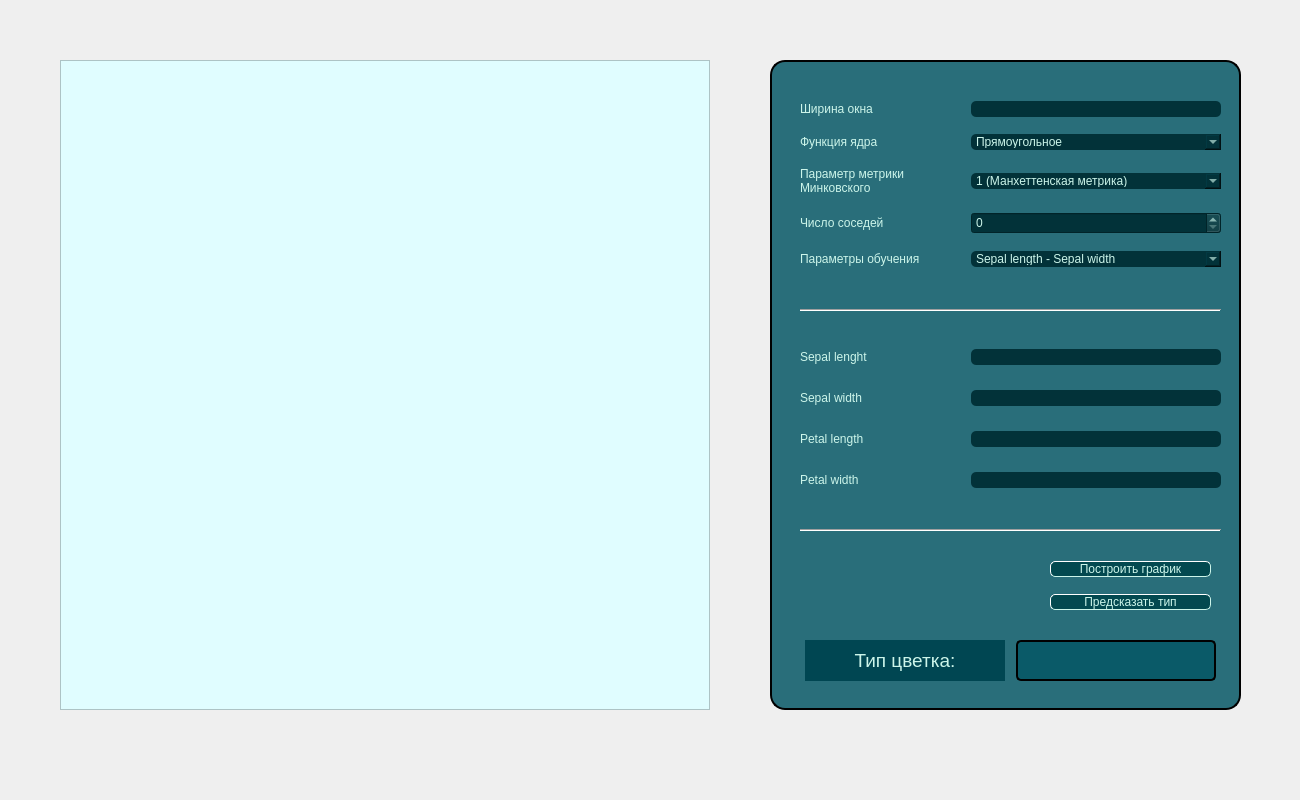
This is mainwindow.ui in EL96cpp/KnnVisualiser as Qt 5 draws it before an edit. The edited form follows.
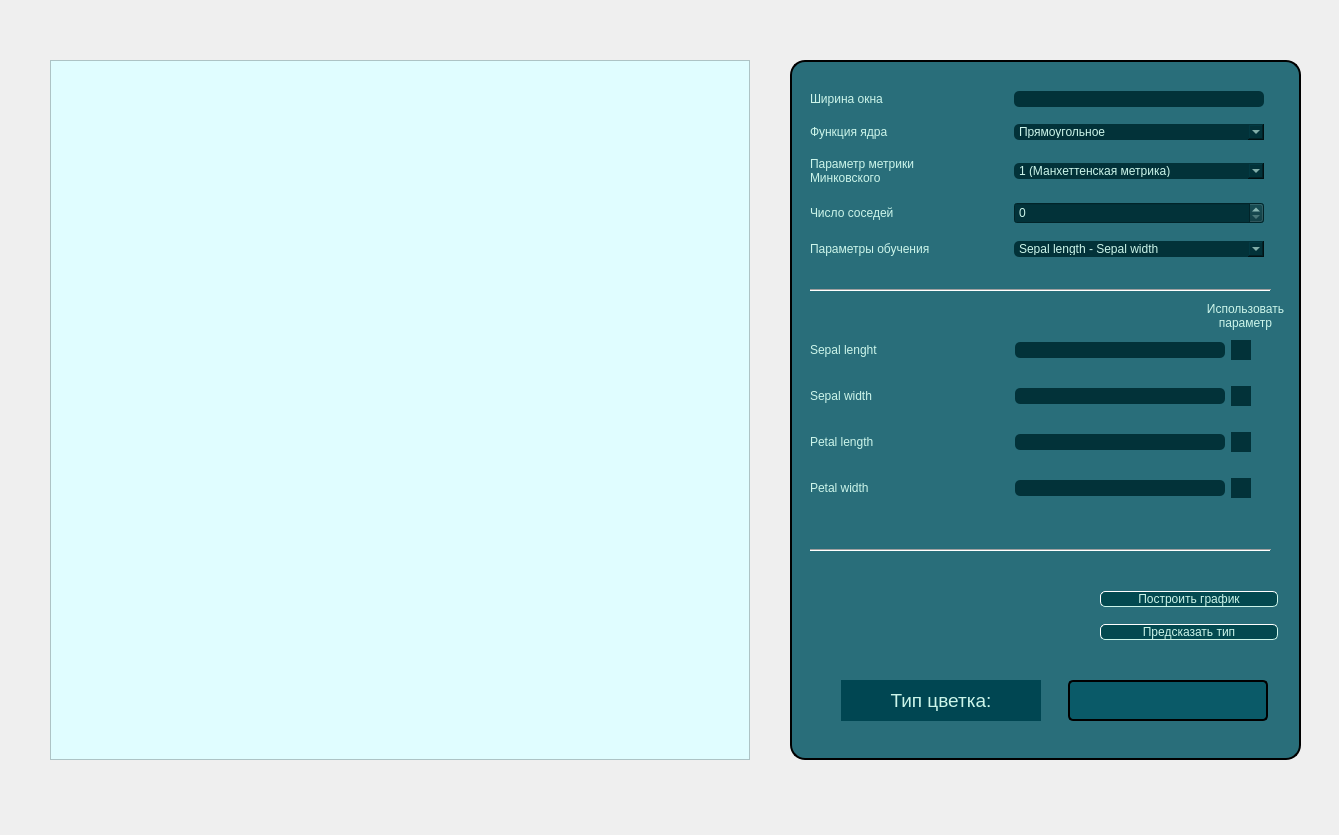
This is the edited form. Icons and pictures are not drawn.

Commit message: Added checkBoxes for every prediction parameter, added check_box_mark.png image for custom checkBox styleSheets

The edit to the form file:
```diff
--- a/mainwindow.ui
+++ b/mainwindow.ui
@@ -6,8 +6,8 @@
    <rect>
     <x>0</x>
     <y>0</y>
-    <width>1300</width>
-    <height>800</height>
+    <width>1339</width>
+    <height>835</height>
    </rect>
   </property>
   <property name="sizePolicy">
@@ -33,10 +33,10 @@
    <widget class="QGroupBox" name="predictionGroupBox">
     <property name="geometry">
      <rect>
-      <x>770</x>
+      <x>790</x>
       <y>60</y>
-      <width>471</width>
-      <height>650</height>
+      <width>511</width>
+      <height>700</height>
      </rect>
     </property>
     <property name="sizePolicy">
@@ -48,13 +48,13 @@
     <property name="minimumSize">
      <size>
       <width>0</width>
-      <height>650</height>
+      <height>700</height>
      </size>
     </property>
     <property name="maximumSize">
      <size>
       <width>16777215</width>
-      <height>650</height>
+      <height>700</height>
      </size>
     </property>
     <property name="styleSheet">
@@ -73,9 +73,9 @@
     <widget class="Line" name="line">
      <property name="geometry">
       <rect>
-       <x>30</x>
-       <y>460</y>
-       <width>421</width>
+       <x>20</x>
+       <y>480</y>
+       <width>461</width>
        <height>20</height>
       </rect>
      </property>
@@ -95,10 +95,10 @@
     <widget class="QWidget" name="layoutWidget">
      <property name="geometry">
       <rect>
-       <x>30</x>
-       <y>270</y>
-       <width>421</width>
-       <height>181</height>
+       <x>20</x>
+       <y>260</y>
+       <width>451</width>
+       <height>201</height>
       </rect>
      </property>
      <layout class="QVBoxLayout" name="verticalLayout">
@@ -125,13 +125,13 @@
           </property>
           <property name="minimumSize">
            <size>
-            <width>250</width>
+            <width>210</width>
             <height>0</height>
            </size>
           </property>
           <property name="maximumSize">
            <size>
-            <width>250</width>
+            <width>210</width>
             <height>16777215</height>
            </size>
           </property>
@@ -143,6 +143,59 @@
           </property>
          </widget>
         </item>
+        <item>
+         <widget class="QCheckBox" name="sepalLengthCheckBox">
+          <property name="sizePolicy">
+           <sizepolicy hsizetype="Fixed" vsizetype="Fixed">
+            <horstretch>0</horstretch>
+            <verstretch>0</verstretch>
+           </sizepolicy>
+          </property>
+          <property name="minimumSize">
+           <size>
+            <width>3</width>
+            <height>3</height>
+           </size>
+          </property>
+          <property name="maximumSize">
+           <size>
+            <width>30</width>
+            <height>16777215</height>
+           </size>
+          </property>
+          <property name="sizeIncrement">
+           <size>
+            <width>30</width>
+            <height>0</height>
+           </size>
+          </property>
+          <property name="toolTip">
+           <string/>
+          </property>
+          <property name="styleSheet">
+           <string notr="true">#sepalLengthCheckBox::indicator::checked {
+	
+	width: 20px;
+	height: 20px;
+	background-color: rgb(2, 50, 57);
+	image: url(&quot;:/check_box_mark.png&quot;);
+
+}
+
+#sepalLengthCheckBox::indicator::unchecked {
+
+	width: 20px;
+	height: 20px;
+	background-color: rgb(2, 50, 57);
+
+}
+</string>
+          </property>
+          <property name="text">
+           <string/>
+          </property>
+         </widget>
+        </item>
        </layout>
       </item>
       <item>
@@ -168,13 +221,13 @@
           </property>
           <property name="minimumSize">
            <size>
-            <width>250</width>
+            <width>210</width>
             <height>0</height>
            </size>
           </property>
           <property name="maximumSize">
            <size>
-            <width>250</width>
+            <width>210</width>
             <height>16777215</height>
            </size>
           </property>
@@ -186,6 +239,58 @@
           </property>
          </widget>
         </item>
+        <item>
+         <widget class="QCheckBox" name="sepalWidthCheckBox">
+          <property name="sizePolicy">
+           <sizepolicy hsizetype="Fixed" vsizetype="Fixed">
+            <horstretch>0</horstretch>
+            <verstretch>0</verstretch>
+           </sizepolicy>
+          </property>
+          <property name="minimumSize">
+           <size>
+            <width>0</width>
+            <height>3</height>
+           </size>
+          </property>
+          <property name="maximumSize">
+           <size>
+            <width>30</width>
+            <height>16777215</height>
+           </size>
+          </property>
+          <property name="sizeIncrement">
+           <size>
+            <width>30</width>
+            <height>0</height>
+           </size>
+          </property>
+          <property name="toolTip">
+           <string/>
+          </property>
+          <property name="styleSheet">
+           <string notr="true">#sepalWidthCheckBox::indicator::unchecked {
+
+	width: 20px;
+	height: 20px;
+	background-color: rgb(2, 50, 57);
+
+}
+
+#sepalWidthCheckBox::indicator::checked {
+
+	width: 20px;
+	height: 20px;
+	background-color: rgb(2, 50, 57);
+	image: url(&quot;:/check_box_mark.png&quot;);
+
+}</string>
+          </property>
+          <property name="text">
+           <string/>
+          </property>
+         </widget>
+        </item>
        </layout>
       </item>
       <item>
@@ -211,13 +316,13 @@
           </property>
           <property name="minimumSize">
            <size>
-            <width>250</width>
+            <width>210</width>
             <height>0</height>
            </size>
           </property>
           <property name="maximumSize">
            <size>
-            <width>250</width>
+            <width>210</width>
             <height>16777215</height>
            </size>
           </property>
@@ -229,6 +334,59 @@
           </property>
          </widget>
         </item>
+        <item>
+         <widget class="QCheckBox" name="petalLengthCheckBox">
+          <property name="sizePolicy">
+           <sizepolicy hsizetype="Fixed" vsizetype="Fixed">
+            <horstretch>0</horstretch>
+            <verstretch>0</verstretch>
+           </sizepolicy>
+          </property>
+          <property name="minimumSize">
+           <size>
+            <width>0</width>
+            <height>3</height>
+           </size>
+          </property>
+          <property name="maximumSize">
+           <size>
+            <width>30</width>
+            <height>16777215</height>
+           </size>
+          </property>
+          <property name="sizeIncrement">
+           <size>
+            <width>30</width>
+            <height>0</height>
+           </size>
+          </property>
+          <property name="toolTip">
+           <string/>
+          </property>
+          <property name="styleSheet">
+           <string notr="true">
+#petalLengthCheckBox::indicator::unchecked {
+
+	width: 20px;
+	height: 20px;
+	background-color: rgb(2, 50, 57);
+
+}
+
+#petalLengthCheckBox::indicator::checked {
+
+	width: 20px;
+	height: 20px;
+	background-color: rgb(2, 50, 57);
+	image: url(&quot;:/check_box_mark.png&quot;);
+
+}</string>
+          </property>
+          <property name="text">
+           <string/>
+          </property>
+         </widget>
+        </item>
        </layout>
       </item>
       <item>
@@ -254,13 +412,13 @@
           </property>
           <property name="minimumSize">
            <size>
-            <width>250</width>
+            <width>210</width>
             <height>0</height>
            </size>
           </property>
           <property name="maximumSize">
            <size>
-            <width>250</width>
+            <width>210</width>
             <height>16777215</height>
            </size>
           </property>
@@ -272,6 +430,59 @@
           </property>
          </widget>
         </item>
+        <item>
+         <widget class="QCheckBox" name="petalWidthCheckBox">
+          <property name="sizePolicy">
+           <sizepolicy hsizetype="Fixed" vsizetype="Fixed">
+            <horstretch>0</horstretch>
+            <verstretch>0</verstretch>
+           </sizepolicy>
+          </property>
+          <property name="minimumSize">
+           <size>
+            <width>0</width>
+            <height>3</height>
+           </size>
+          </property>
+          <property name="maximumSize">
+           <size>
+            <width>30</width>
+            <height>16777215</height>
+           </size>
+          </property>
+          <property name="sizeIncrement">
+           <size>
+            <width>30</width>
+            <height>0</height>
+           </size>
+          </property>
+          <property name="toolTip">
+           <string/>
+          </property>
+          <property name="styleSheet">
+           <string notr="true">
+#petalWidthCheckBox::indicator::unchecked {
+
+	width: 20px;
+	height: 20px;
+	background-color: rgb(2, 50, 57);
+
+}
+
+#petalWidthCheckBox::indicator::checked {
+
+	width: 20px;
+	height: 20px;
+	background-color: rgb(2, 50, 57);
+	image: url(&quot;:/check_box_mark.png&quot;);
+
+}</string>
+          </property>
+          <property name="text">
+           <string/>
+          </property>
+         </widget>
+        </item>
        </layout>
       </item>
      </layout>
@@ -279,9 +490,9 @@
     <widget class="QWidget" name="layoutWidget">
      <property name="geometry">
       <rect>
-       <x>30</x>
-       <y>30</y>
-       <width>421</width>
+       <x>20</x>
+       <y>20</y>
+       <width>454</width>
        <height>191</height>
       </rect>
      </property>
@@ -590,9 +801,9 @@
     <widget class="Line" name="line_2">
      <property name="geometry">
       <rect>
-       <x>30</x>
-       <y>240</y>
-       <width>421</width>
+       <x>20</x>
+       <y>220</y>
+       <width>461</width>
        <height>20</height>
       </rect>
      </property>
@@ -613,8 +824,8 @@
      <property name="geometry">
       <rect>
        <x>30</x>
-       <y>580</y>
-       <width>421</width>
+       <y>620</y>
+       <width>471</width>
        <height>41</height>
       </rect>
      </property>
@@ -712,9 +923,9 @@
     <widget class="QWidget" name="layoutWidget">
      <property name="geometry">
       <rect>
-       <x>280</x>
-       <y>490</y>
-       <width>161</width>
+       <x>310</x>
+       <y>520</y>
+       <width>178</width>
        <height>71</height>
       </rect>
      </property>
@@ -773,14 +984,35 @@
       </item>
      </layout>
     </widget>
+    <widget class="QLabel" name="label">
+     <property name="geometry">
+      <rect>
+       <x>410</x>
+       <y>240</y>
+       <width>91</width>
+       <height>31</height>
+      </rect>
+     </property>
+     <property name="styleSheet">
+      <string notr="true">color: rgb(204, 245, 234);
+font: 9pt ;</string>
+     </property>
+     <property name="text">
+      <string>Использовать
+параметр</string>
+     </property>
+     <property name="alignment">
+      <set>Qt::AlignCenter</set>
+     </property>
+    </widget>
    </widget>
    <widget class="QGraphicsView" name="graphicsView">
     <property name="geometry">
      <rect>
-      <x>60</x>
+      <x>50</x>
       <y>60</y>
-      <width>650</width>
-      <height>650</height>
+      <width>700</width>
+      <height>700</height>
      </rect>
     </property>
     <property name="sizePolicy">
@@ -791,14 +1023,14 @@
     </property>
     <property name="minimumSize">
      <size>
-      <width>650</width>
-      <height>650</height>
+      <width>700</width>
+      <height>700</height>
      </size>
     </property>
     <property name="maximumSize">
      <size>
-      <width>650</width>
-      <height>650</height>
+      <width>700</width>
+      <height>700</height>
      </size>
     </property>
     <property name="styleSheet">
```
Left out of the diff: 2 changed lines with no effect on the pictures. The commit also changes 6 other files.
